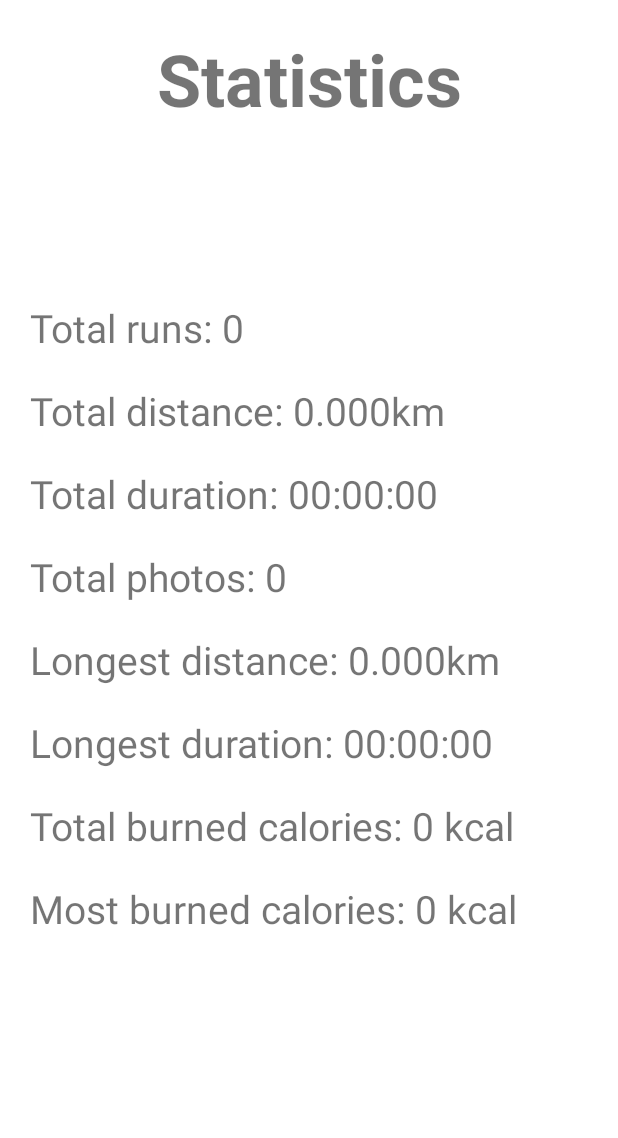
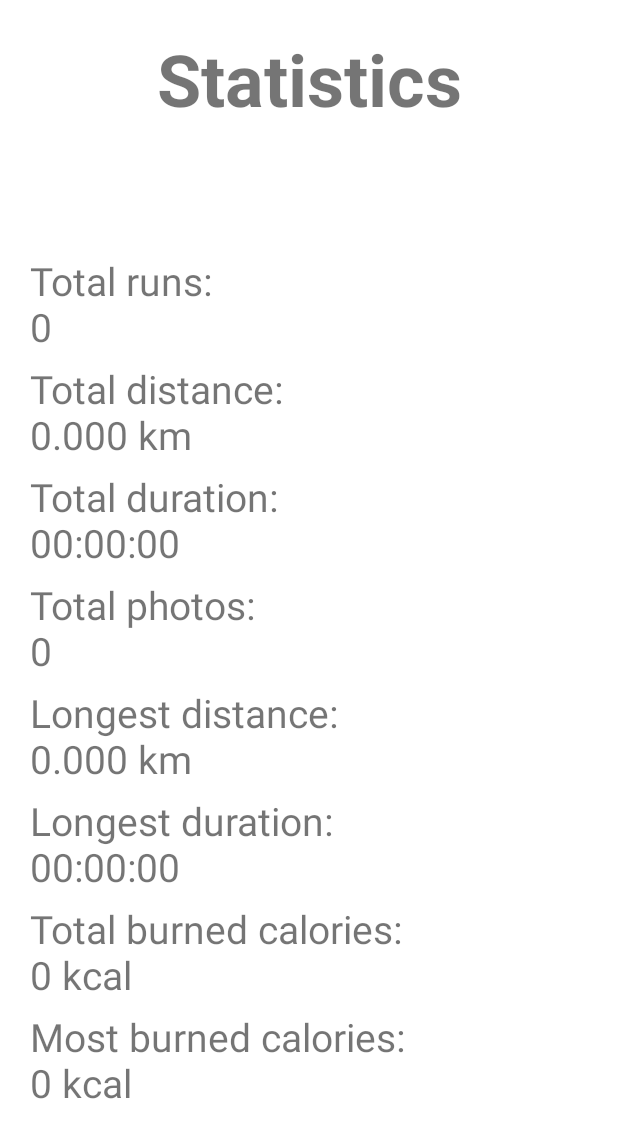
Before and after one commit to dchoptiany/RunTracker, an Android app: the StatisticsActivity screen opened directly, with no data from a screen before it, on a phone screen of 412 x 824 dp. Shown: the top 1138 px of the screen. Run offline under Robolectric (Android 15) with nearby library versions, the light colour scheme and no system bars; 17 statements that could not run were skipped.

Commit message:
Divided all statistics into 2 lines

```diff
--- a/app/src/main/res/layout/activity_statistics.xml
+++ b/app/src/main/res/layout/activity_statistics.xml
@@ -26,7 +26,7 @@
         app:layout_constraintBottom_toBottomOf="parent"
         app:layout_constraintEnd_toEndOf="parent"
         app:layout_constraintStart_toStartOf="parent"
-        app:layout_constraintTop_toTopOf="parent">
+        app:layout_constraintTop_toBottomOf="@+id/textView">
 
         <TextView
             android:id="@+id/textViewTotalRuns"
@@ -37,7 +37,7 @@
 
         <Space
             android:layout_width="wrap_content"
-            android:layout_height="20dp" />
+            android:layout_height="6dp" />
 
         <TextView
             android:id="@+id/textViewTotalDistance"
@@ -48,7 +48,7 @@
 
         <Space
             android:layout_width="wrap_content"
-            android:layout_height="20dp" />
+            android:layout_height="6dp" />
 
         <TextView
             android:id="@+id/textViewTotalDuration"
@@ -59,7 +59,7 @@
 
         <Space
             android:layout_width="wrap_content"
-            android:layout_height="20dp" />
+            android:layout_height="6dp" />
 
         <TextView
             android:id="@+id/textViewTotalPhotos"
@@ -70,7 +70,7 @@
 
         <Space
             android:layout_width="wrap_content"
-            android:layout_height="20dp" />
+            android:layout_height="6dp" />
 
         <TextView
             android:id="@+id/textViewLongestDistance"
@@ -81,7 +81,7 @@
 
         <Space
             android:layout_width="wrap_content"
-            android:layout_height="20dp" />
+            android:layout_height="6dp" />
 
         <TextView
             android:id="@+id/textViewLongestDuration"
@@ -92,7 +92,7 @@
 
         <Space
             android:layout_width="wrap_content"
-            android:layout_height="20dp" />
+            android:layout_height="6dp" />
 
         <TextView
             android:id="@+id/textViewTotalCalories"
@@ -103,7 +103,7 @@
 
         <Space
             android:layout_width="wrap_content"
-            android:layout_height="20dp" />
+            android:layout_height="6dp" />
 
         <TextView
             android:id="@+id/textViewMaxCalories"
--- a/app/src/main/res/values/strings.xml
+++ b/app/src/main/res/values/strings.xml
@@ -9,12 +9,12 @@
     <string name="run_tracker">Run Tracker</string>
     <string name="delete">Delete</string>
     <string name="statistics">Statistics</string>
-    <string name="total_runs_0">Total runs: 0</string>
-    <string name="total_distance_0_000km">Total distance: 0.000km</string>
-    <string name="total_duration_00_00_00">Total duration: 00:00:00</string>
-    <string name="longest_distance_0_000km">Longest distance: 0.000km</string>
-    <string name="longest_duration_00_00_00">Longest duration: 00:00:00</string>
-    <string name="total_photos_0">Total photos: 0</string>
-    <string name="burned_calories_0_kcal">Total burned calories: 0 kcal</string>
-    <string name="max_calories_0_kcal">Most burned calories: 0 kcal</string>
+    <string name="total_runs_0">Total runs:\n0</string>
+    <string name="total_distance_0_000km">Total distance:\n0.000 km</string>
+    <string name="total_duration_00_00_00">Total duration:\n00:00:00</string>
+    <string name="longest_distance_0_000km">Longest distance:\n0.000 km</string>
+    <string name="longest_duration_00_00_00">Longest duration:\n00:00:00</string>
+    <string name="total_photos_0">Total photos:\n0</string>
+    <string name="burned_calories_0_kcal">Total burned calories:\n0 kcal</string>
+    <string name="max_calories_0_kcal">Most burned calories:\n0 kcal</string>
 </resources>
```
Also changed, not shown: app/src/main/java/com/example/runtracker/statistics/StatisticsActivity.kt (+8 -8 lines).
